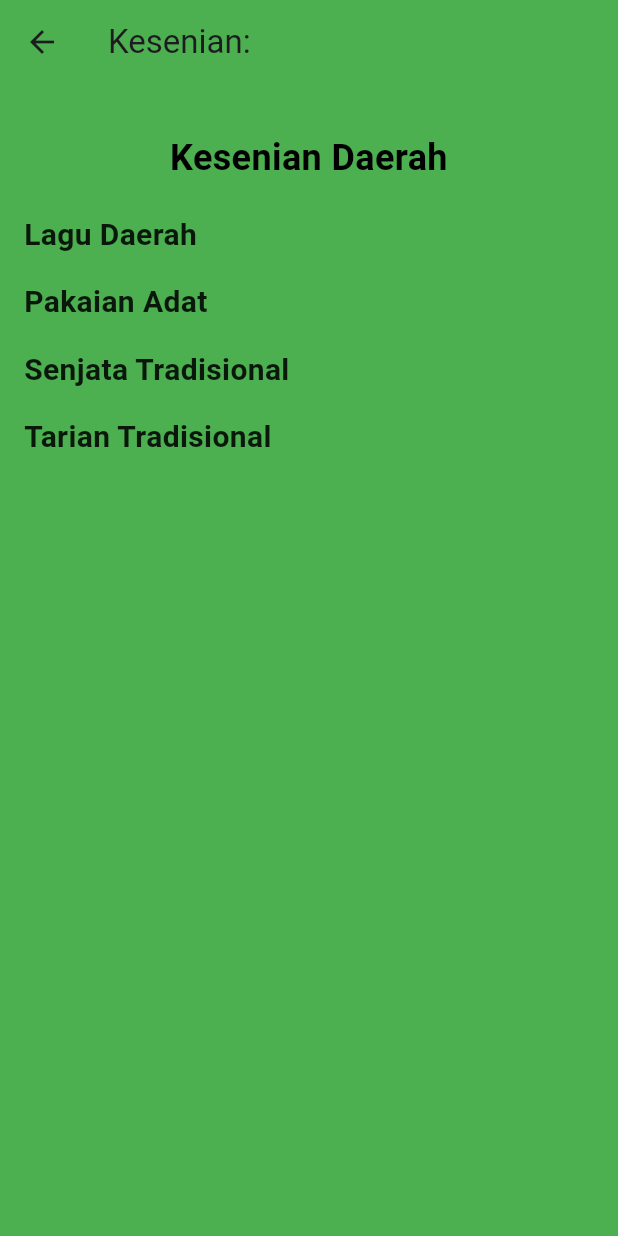
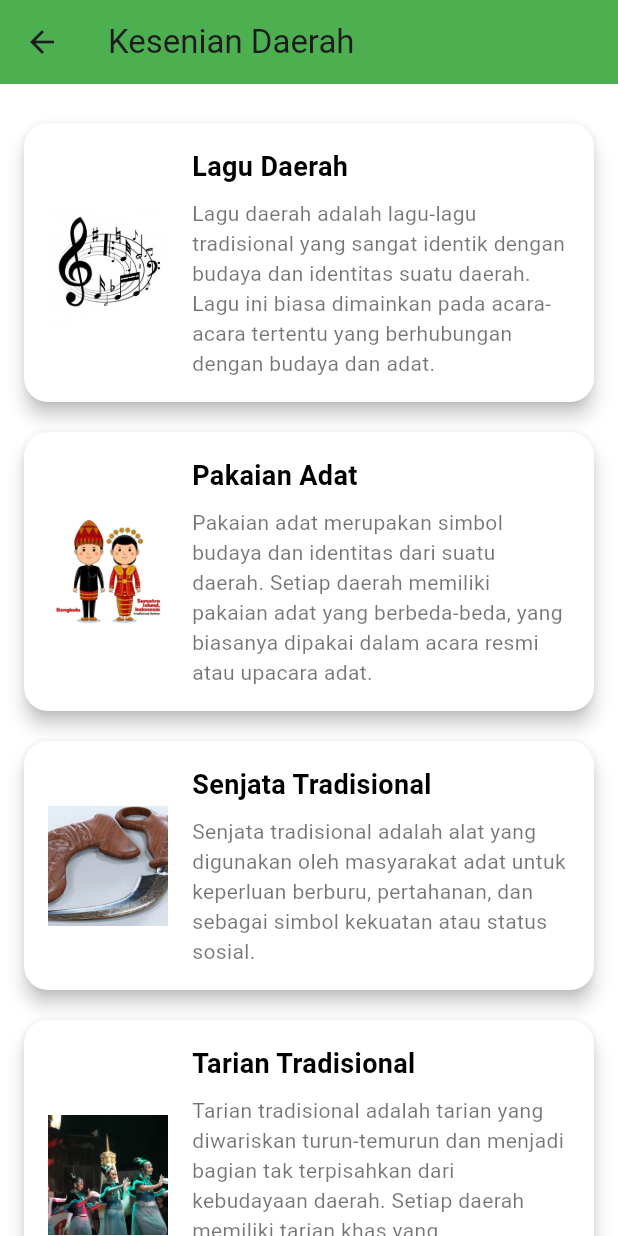
Before and after one commit to Roymundus/aplikasi-budaya-bengkulu, a Flutter app: the DetailKesenianPage screen opened directly, on a phone screen of 412 x 824 dp. Run offline on Flutter 3.47's test engine with Material 3 defaults, Android fonts, the phone set to English and light mode, and no system bars; our stand-ins replace firebase_core, firebase_database; missing offline and left inert: countdown_progress_indicator; accounts and stored records are empty.

Commit message:
mengubah halaman kesenian daerah

```diff
--- a/lib/pages/kesenian.dart
+++ b/lib/pages/kesenian.dart
@@ -1,85 +1,113 @@
 import 'package:flutter/material.dart';
 
 class DetailKesenianPage extends StatelessWidget {
-  const DetailKesenianPage({
-    Key? key,
-  }) : super(key: key);
+  final List<KesenianDetailModel> kesenianDetails = [
+    KesenianDetailModel(
+      'Lagu Daerah',
+      'Lagu daerah adalah lagu-lagu tradisional yang sangat identik dengan budaya dan identitas suatu daerah. Lagu ini biasa dimainkan pada acara-acara tertentu yang berhubungan dengan budaya dan adat.',
+      'assets/music3.jpg',
+    ),
+    KesenianDetailModel(
+      'Pakaian Adat',
+      'Pakaian adat merupakan simbol budaya dan identitas dari suatu daerah. Setiap daerah memiliki pakaian adat yang berbeda-beda, yang biasanya dipakai dalam acara resmi atau upacara adat.',
+      'assets/367ba491fe4460d44becee0e83083c2b.jpg',
+    ),
+    KesenianDetailModel(
+      'Senjata Tradisional',
+      'Senjata tradisional adalah alat yang digunakan oleh masyarakat adat untuk keperluan berburu, pertahanan, dan sebagai simbol kekuatan atau status sosial.',
+      'assets/kerambit_169.jpeg',
+    ),
+    KesenianDetailModel(
+      'Tarian Tradisional',
+      'Tarian tradisional adalah tarian yang diwariskan turun-temurun dan menjadi bagian tak terpisahkan dari kebudayaan daerah. Setiap daerah memiliki tarian khas yang menggambarkan nilai-nilai budaya dan sejarah daerah tersebut.',
+      'assets/608baa9936f63.png',
+    ),
+  ];
 
   @override
   Widget build(BuildContext context) {
     return Scaffold(
       appBar: AppBar(
-        title: const Text("Kesenian: "),
+        title: const Text("Kesenian Daerah"),
         backgroundColor: Colors.green,
       ),
-      body: Stack(
-        children: [
-          // Gambar latar belakang dengan transparansi
-          Positioned.fill(
-            child: Opacity(
-              opacity: 0.2, // Transparansi gambar latar belakang
-              child:
-                  Image.asset('assets/background-kuis.png', fit: BoxFit.cover),
+      body: Container(
+        color: Colors.white, // Background color of the page
+        child: ListView.builder(
+          padding: const EdgeInsets.all(16.0),
+          itemCount: kesenianDetails.length,
+          itemBuilder: (context, index) {
+            return KesenianDetailItem(kesenianDetail: kesenianDetails[index]);
+          },
         ),
       ),
-          SafeArea(
-            child: Container(
-              color: Colors.green, // Latar belakang hijau
+    );
+  }
+}
+
+class KesenianDetailModel {
+  final String title;
+  final String description;
+  final String imagePath;
+
+  KesenianDetailModel(this.title, this.description, this.imagePath);
+}
+
+class KesenianDetailItem extends StatelessWidget {
+  final KesenianDetailModel kesenianDetail;
+
+  const KesenianDetailItem({Key? key, required this.kesenianDetail})
+      : super(key: key);
+
+  @override
+  Widget build(BuildContext context) {
+    return GestureDetector(
+      onTap: () {
+        // Action on tapping the item, you can navigate to a detailed page
+      },
+      child: Card(
+        elevation: 5,
+        margin: const EdgeInsets.symmetric(vertical: 10),
+        shape: RoundedRectangleBorder(borderRadius: BorderRadius.circular(16)),
+        color: Colors.white, // Card background color
         child: Padding(
           padding: const EdgeInsets.all(16.0),
-                child: ListView(
+          child: Row(
             children: [
-                    const SizedBox(height: 16),
-                    Center(
-                      child: Text(
-                        "Kesenian Daerah ",
+              Image.asset(
+                kesenianDetail.imagePath,
+                width: 80,
+                height: 80,
+                fit: BoxFit.cover,
+              ),
+              const SizedBox(width: 16),
+              Expanded(
+                child: Column(
+                  crossAxisAlignment: CrossAxisAlignment.start,
+                  children: [
+                    Text(
+                      kesenianDetail.title,
                       style: const TextStyle(
-                          fontSize: 24,
+                        fontSize: 18,
                         fontWeight: FontWeight.bold,
                         color: Colors.black,
                       ),
-                        textAlign: TextAlign.center,
+                    ),
+                    const SizedBox(height: 8),
+                    Text(
+                      kesenianDetail.description,
+                      style: const TextStyle(
+                        fontSize: 14,
+                        color: Colors.black54,
                       ),
                     ),
-                    const SizedBox(height: 20),
-                    _buildSectionTitle("Lagu Daerah"),
-                    const SizedBox(height: 16),
-                    _buildSectionTitle("Pakaian Adat"),
-                    const SizedBox(height: 16),
-                    _buildSectionTitle("Senjata Tradisional"),
-                    const SizedBox(height: 16),
-                    _buildSectionTitle("Tarian Tradisional"),
+                  ],
+                ),
+              ),
             ],
           ),
         ),
       ),
-          ),
-        ],
-      ),
-    );
-  }
-
-  // Fungsi untuk membuat judul bagian
-  Widget _buildSectionTitle(String title) {
-    return Text(
-      title,
-      style: const TextStyle(
-        fontSize: 20,
-        fontWeight: FontWeight.bold,
-        color: Colors.black87,
-      ),
-    );
-  }
-
-  // Fungsi untuk membuat deskripsi teks
-  Widget _buildDescriptionText(String description) {
-    return Text(
-      description,
-      style: const TextStyle(
-        fontSize: 16,
-        color: Colors.black54,
-      ),
-      textAlign: TextAlign.justify,
     );
   }
 }
```
Lines whose indentation alone changed are shown as unchanged.
